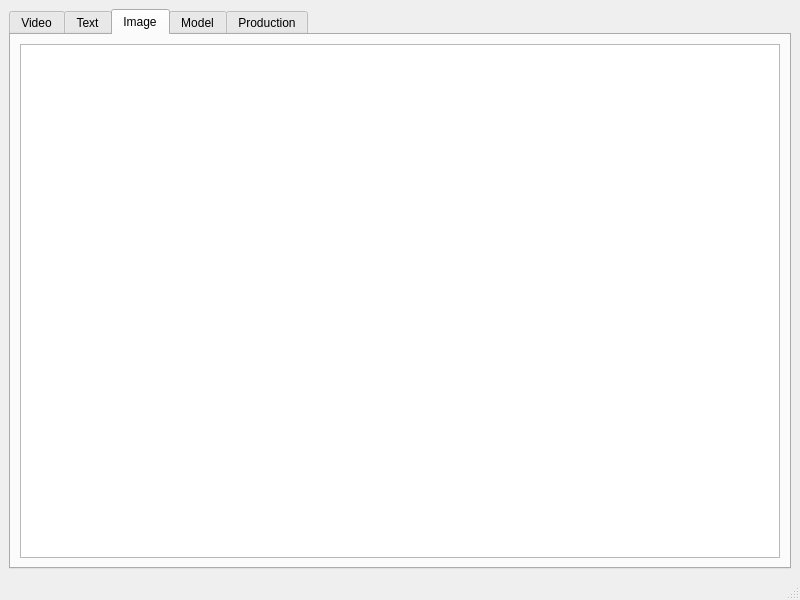
Qt form UI/asset_management.ui (HaydenGuy/PyQt_Asset_Management_System) before a commit.
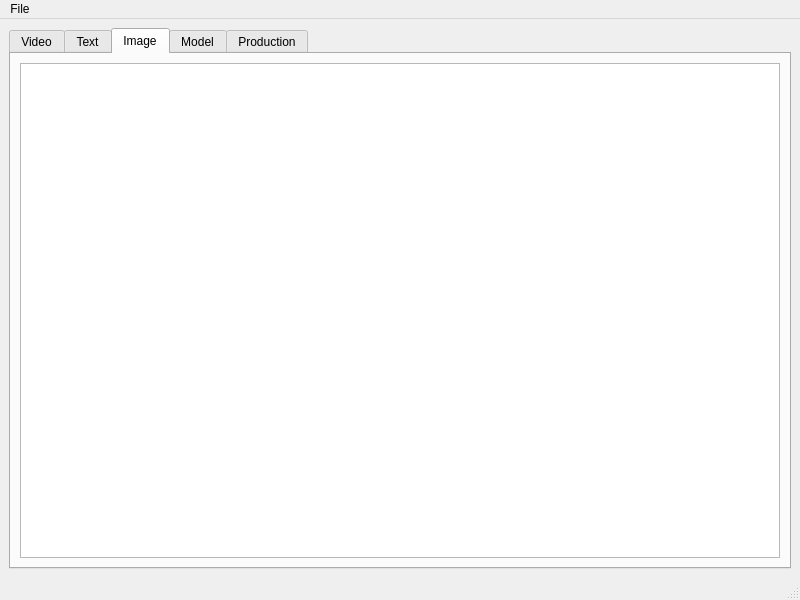
The same form after that commit.

```diff
--- a/UI/asset_management.ui
+++ b/UI/asset_management.ui
@@ -87,6 +87,13 @@
      <height>23</height>
     </rect>
    </property>
+   <widget class="QMenu" name="menuFile">
+    <property name="title">
+     <string>File</string>
+    </property>
+    <addaction name="actionOpen"/>
+   </widget>
+   <addaction name="menuFile"/>
   </widget>
   <widget class="QStatusBar" name="statusbar"/>
  </widget>
```
Left out of the diff: 5 changed lines with no effect on the pictures.
